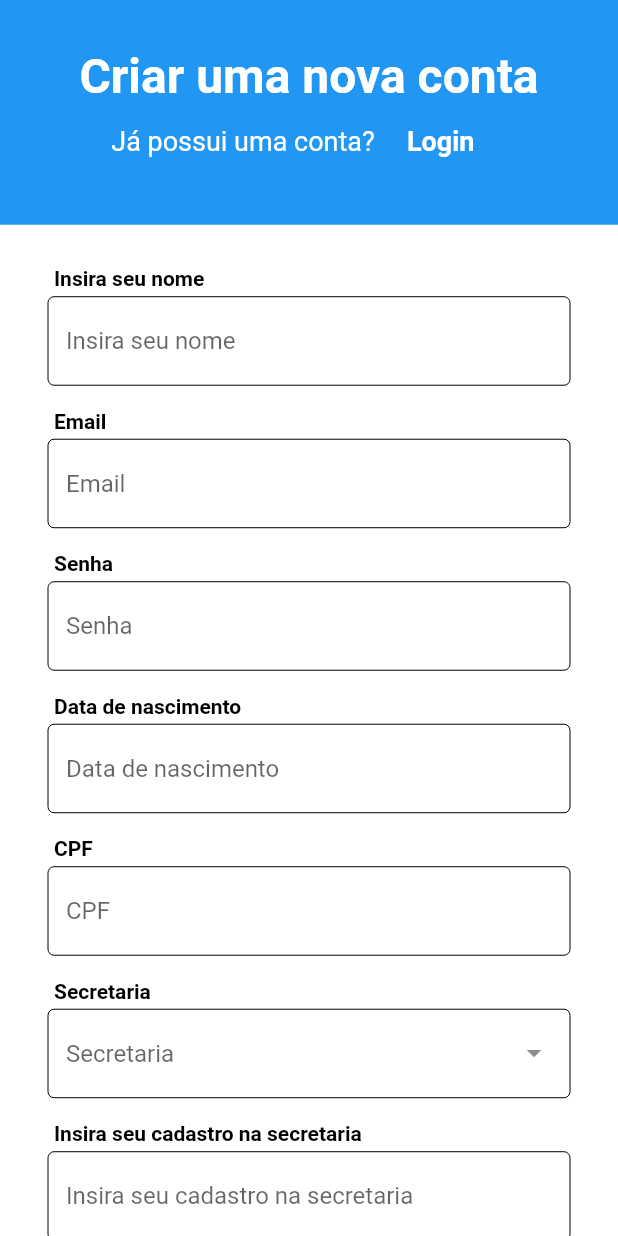
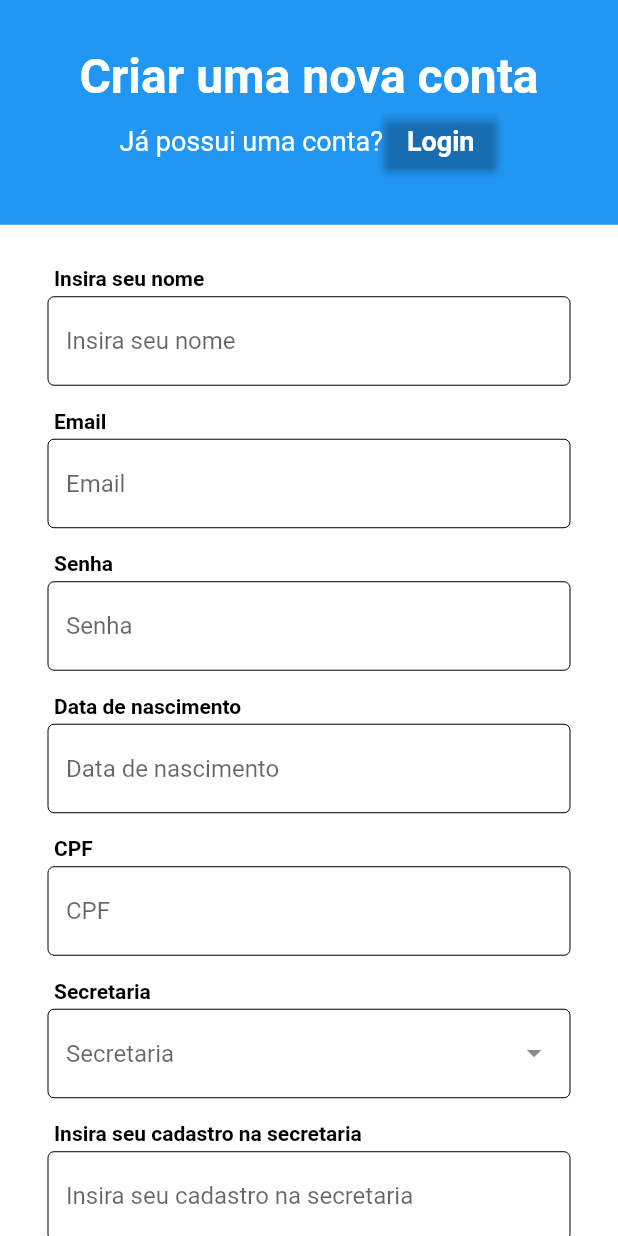
Before and after one commit to pedrohenriquee8/regulacao-leitos-2022, a Flutter app: the HomePage screen opened directly, on a phone screen of 412 x 824 dp. Run offline on Flutter 3.47's test engine with Material 2 defaults, Android fonts, the phone set to English and light mode, and no system bars.

Commit message:
Inserção do ElevatedButton

```diff
--- a/projeto_leitos_2022/lib/pages/telacadastro.dart
+++ b/projeto_leitos_2022/lib/pages/telacadastro.dart
@@ -66,7 +66,9 @@ class _HomePageState extends State<HomePage> {
                   fontSize: 18,
                 ),
               ),
-              FlatButton(
+              ElevatedButton(
+                style: ElevatedButton.styleFrom(primary: Colors.transparent),
+                //tirar a sombra
                 child: const Text(
                   "Login",
                   style: TextStyle(
@@ -137,7 +139,7 @@ class _HomePageState extends State<HomePage> {
                   const SizedBox(height: 16),
                   Container(
                     decoration: const BoxDecoration(
-                      color: Colors.blue,
+                      color: Colors.white,
                     ),
                     child: ElevatedButton(
                       style: ButtonStyle(
```
